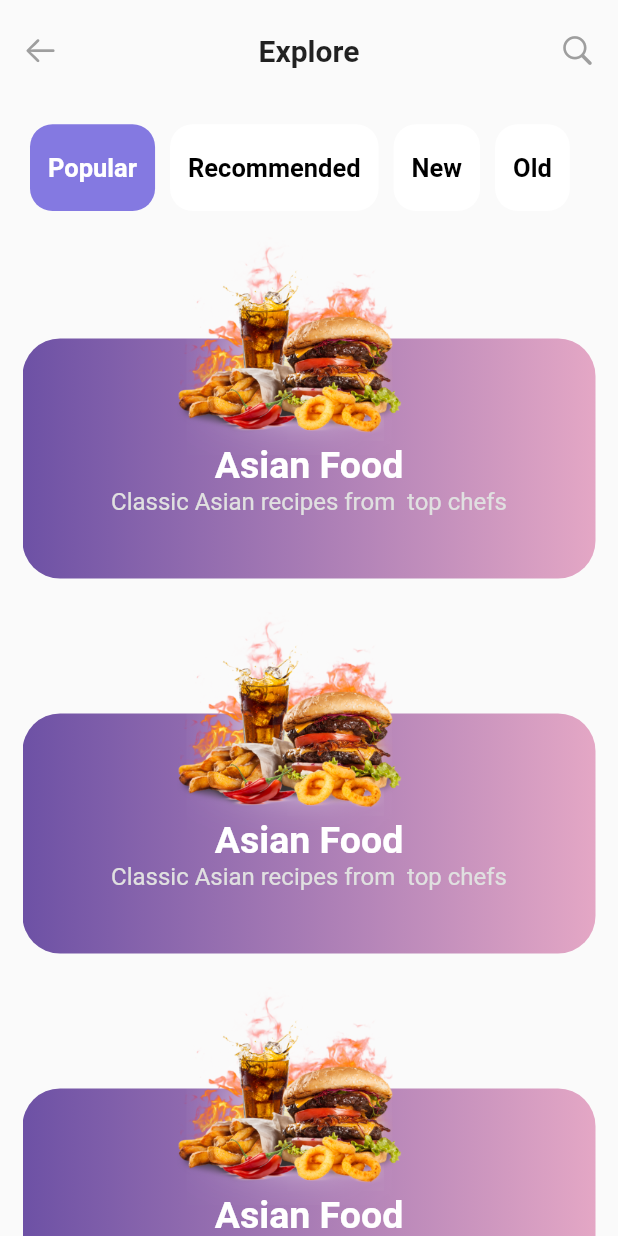
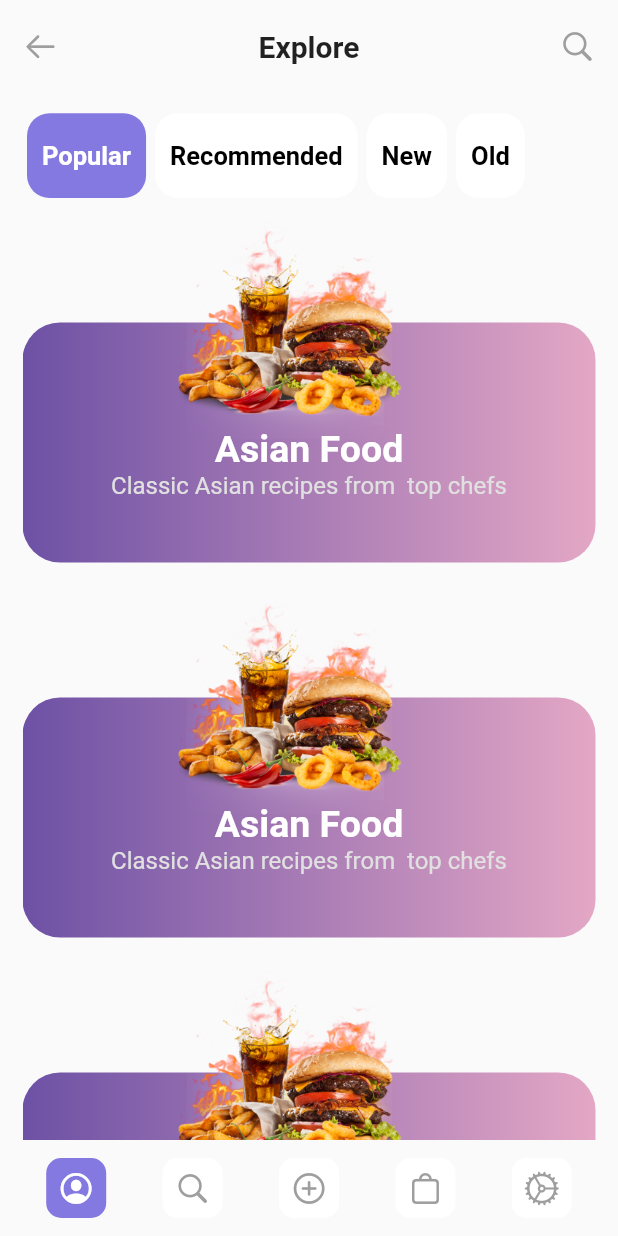
Before and after one commit to EmreKabali/dailydesignsession1, a Flutter app: the FoodDetail screen opened directly, on a phone screen of 412 x 824 dp. Run offline on Flutter 3.47's test engine with Material 2 defaults, Android fonts, the phone set to English and light mode, and no system bars; our stand-ins replace flutter_markdown, flutter_svg.

Commit message:
Food App - part 5

```diff
--- a/lib/FoodMobile/FoodDetail.dart
+++ b/lib/FoodMobile/FoodDetail.dart
@@ -13,9 +13,110 @@ class FoodDetail extends StatefulWidget {
 class _FoodDetailState extends State<FoodDetail> {
   List<String> items = ['Popular', 'Recommended', 'New', 'Old'];
   int selectedItem = 0;
+  int selectedBottom = 0;
   @override
   Widget build(BuildContext context) {
     return Scaffold(
+      bottomNavigationBar: Container(
+          padding: EdgeInsets.all(10),
+          margin: EdgeInsets.all(2),
+          height: 60,
+          child: Row(
+            mainAxisAlignment: MainAxisAlignment.spaceAround,
+            children: [
+              GestureDetector(
+                onTap: () {
+                  setState(() {
+                    selectedBottom = 0;
+                  });
+                },
+                child: Container(
+                    width: 40,
+                    height: 40,
+                    decoration: BoxDecoration(
+                        color: selectedBottom == 0
+                            ? ColorUtilities.foodMobile
+                            : Colors.white,
+                        borderRadius: BorderRadius.circular(10)),
+                    child: Icon(
+                      CupertinoIcons.profile_circled,
+                      color: selectedBottom == 0 ? Colors.white : Colors.grey,
+                    )),
+              ),
+              GestureDetector(
+                onTap: () {
+                  setState(() {
+                    selectedBottom = 1;
+                  });
+                },
+                child: Container(
+                    width: 40,
+                    height: 40,
+                    decoration: BoxDecoration(
+                        color: selectedBottom == 1
+                            ? ColorUtilities.foodMobile
+                            : Colors.white,
+                        borderRadius: BorderRadius.circular(10)),
+                    child: Icon(CupertinoIcons.search,
+                        color:
+                            selectedBottom == 1 ? Colors.white : Colors.grey)),
+              ),
+              GestureDetector(
+                onTap: () {
+                  setState(() {
+                    selectedBottom = 2;
+                  });
+                },
+                child: Container(
+                    width: 40,
+                    height: 40,
+                    decoration: BoxDecoration(
+                        color: selectedBottom == 2
+                            ? ColorUtilities.foodMobile
+                            : Colors.white,
+                        borderRadius: BorderRadius.circular(10)),
+                    child: Icon(CupertinoIcons.add_circled,
+                        color:
+                            selectedBottom == 2 ? Colors.white : Colors.grey)),
+              ),
+              GestureDetector(
+                onTap: () {
+                  setState(() {
+                    selectedBottom = 3;
+                  });
+                },
+                child: Container(
+                    width: 40,
+                    height: 40,
+                    decoration: BoxDecoration(
+                        color: selectedBottom == 3
+                            ? ColorUtilities.foodMobile
+                            : Colors.white,
+                        borderRadius: BorderRadius.circular(10)),
+                    child: Icon(CupertinoIcons.bag,
+                        color:
+                            selectedBottom == 3 ? Colors.white : Colors.grey)),
+              ),
+              GestureDetector(
+                onTap: () {
+                  setState(() {
+                    selectedBottom = 4;
+                  });
+                },
+                child: Container(
+                    width: 40,
+                    height: 40,
+                    decoration: BoxDecoration(
+                        color: selectedBottom == 4
+                            ? ColorUtilities.foodMobile
+                            : Colors.white,
+                        borderRadius: BorderRadius.circular(10)),
+                    child: Icon(CupertinoIcons.settings,
+                        color:
+                            selectedBottom == 4 ? Colors.white : Colors.grey)),
+              )
+            ],
+          )),
       body: SafeArea(
         child: Container(
           padding: EdgeInsets.only(left: 15, right: 15),
@@ -58,8 +159,8 @@ class _FoodDetailState extends State<FoodDetail> {
                             });
                           },
                           child: Container(
-                            margin: EdgeInsets.all(5),
-                            padding: EdgeInsets.all(12),
+                            margin: EdgeInsets.all(3),
+                            padding: EdgeInsets.all(10),
                             decoration: BoxDecoration(
                                 color: selectedItem == index
                                     ? ColorUtilities.foodMobile
```
